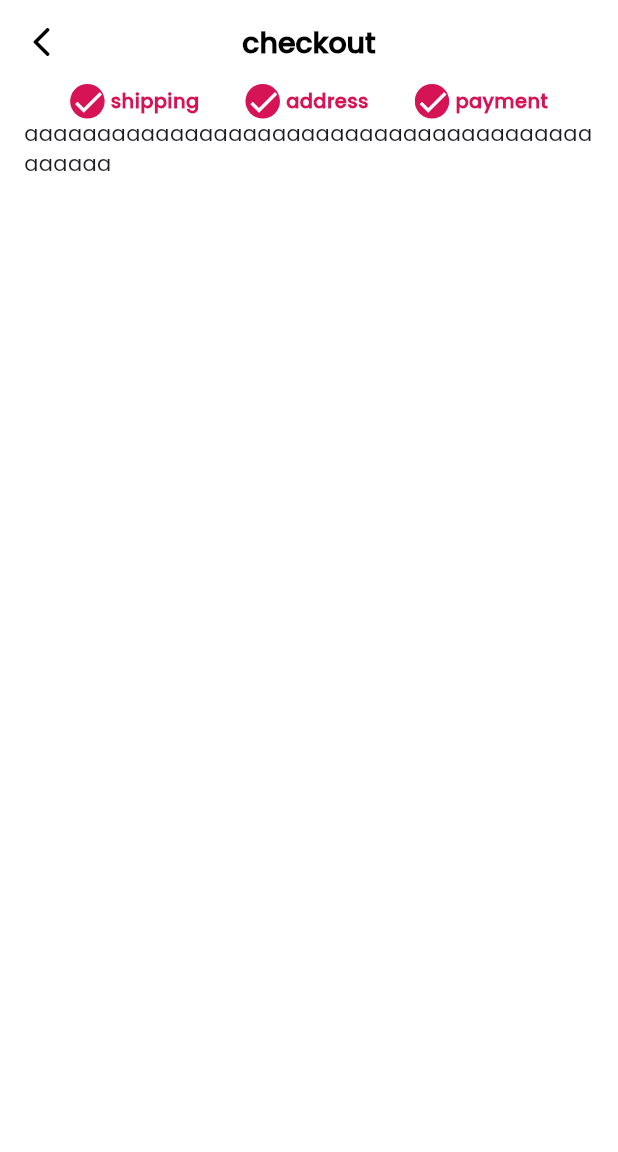
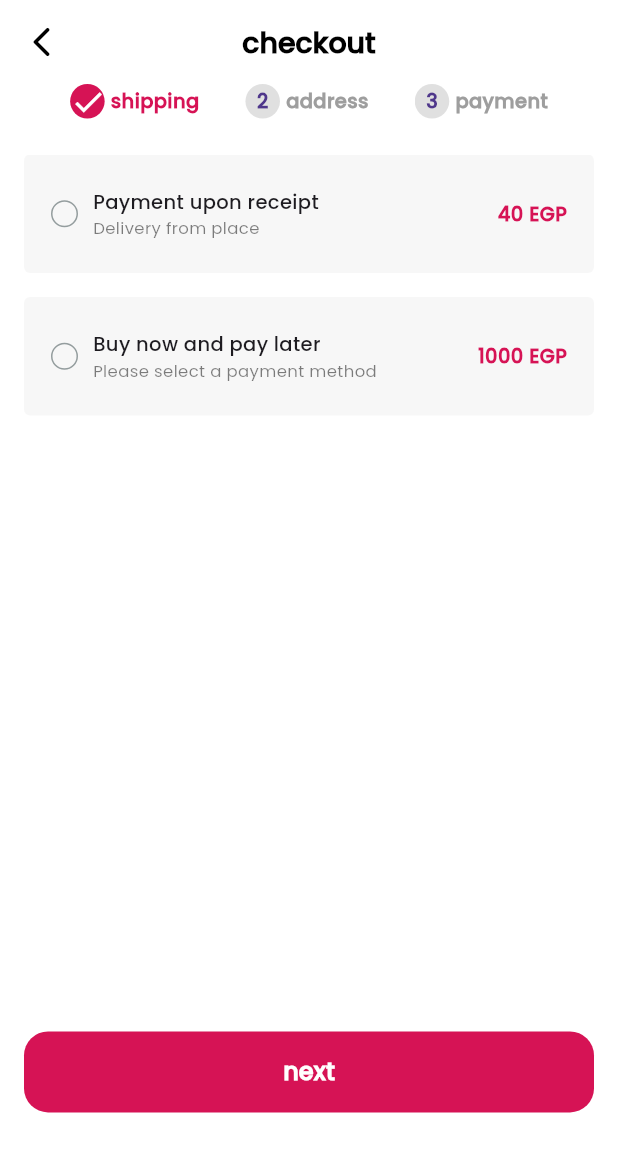
Before and after one commit to salahhaitham/delivery_app, a Flutter app: the checkoutView screen opened directly with empty values, on a phone screen of 412 x 824 dp. Shown: the top 1152 px of the screen. Run offline on Flutter 3.47's test engine with Material 3 defaults, Android fonts, the phone set to English and light mode, and no system bars; our stand-ins replace bloc, dartz, dots_indicator, firebase_auth, firebase_core, flutter_bloc and 10 more; missing offline and left inert: dart:ffi, geolocator_platform_interface, svg_flutter; accounts and stored records are empty.

Commit message:
creates checkoutStepsPageView+ chip Item

```diff
--- a/lib/Features/Home/data/repo/RestaurantsRepo/GetRestaurantsDetails_Imp.dart
+++ b/lib/Features/Home/data/repo/RestaurantsRepo/GetRestaurantsDetails_Imp.dart
@@ -12,7 +12,7 @@ class GetRestaurantsDetails_Imp extends GetrestaurantMenu {
     String id,
   ) async {
     try {
-      await Future.delayed(const Duration(milliseconds: 500));
+      await Future.delayed(const Duration(milliseconds: 300));
 
       final items = MockMenuItems.getItemsByRestaurantId(id);
 
--- a/lib/Features/Home/presentation/Views/widgets/Restaurant_Details/widgets/Food_Item.dart
+++ b/lib/Features/Home/presentation/Views/widgets/Restaurant_Details/widgets/Food_Item.dart
@@ -75,7 +75,7 @@ class FoodItem extends StatelessWidget {
 
                 const SizedBox(height: 8),
 
-                // PRICE + ADD BUTTON
+
                 Row(
                   children: [
                     Text(
@@ -85,7 +85,7 @@ class FoodItem extends StatelessWidget {
                       ),
                     ),
 
-                    const Spacer(),
+                   Spacer(),
 
                     InkWell(
                       onTap: () {
--- a/lib/Features/Home/presentation/Views/widgets/Restaurant_Details/widgets/RestaurantDetails_ViewBody.dart
+++ b/lib/Features/Home/presentation/Views/widgets/Restaurant_Details/widgets/RestaurantDetails_ViewBody.dart
@@ -24,6 +24,7 @@ class Restaurantdetails_Viewbody extends StatelessWidget {
   final List<MenuItemModel> menu;
   @override
   Widget build(BuildContext context) {
+
     final height = MediaQuery.sizeOf(context).height;
     return BlocListener<CartCubit,CartState>(
       listener: (context, state) {
@@ -83,7 +84,7 @@ class Restaurantdetails_Viewbody extends StatelessWidget {
                 crossAxisCount: 2,
                 mainAxisSpacing: 16,
                 crossAxisSpacing: 16,
-                childAspectRatio: 0.65
+                childAspectRatio: 0.55
               ),
             ),
           ),
--- a/lib/Features/checkout/presentation/views/widgets/addressSection.dart
+++ b/lib/Features/checkout/presentation/views/widgets/addressSection.dart
@@ -7,7 +7,7 @@ class addressSection extends StatelessWidget {
   @override
   Widget build(BuildContext context) {
     return Column(children: [
-      Text("bbbbbbbbbbbbbbbbbbbbbbbbbbbbbbbbbbbbbbbbbbbbbbbbbbbbbbbbbbbbbbb"),
+
     ],);
   }
 }
--- /dev/null
+++ b/lib/Features/checkout/presentation/views/widgets/checkoutStepsPageView.dart
@@ -0,0 +1,27 @@
+
+import 'package:delivery_app/Features/checkout/presentation/views/widgets/shippingSection.dart';
+import 'package:flutter/material.dart';
+
+import 'addressSection.dart';
+import 'paymentSection.dart';
+
+class checkoutStepsPageView extends StatelessWidget {
+  const checkoutStepsPageView({Key? key,required this.pageController}) : super(key: key);
+  final PageController pageController;
+  @override
+  Widget build(BuildContext context) {
+    return Expanded(
+      child: PageView.builder(
+        controller: pageController,
+        physics: NeverScrollableScrollPhysics(),
+        itemCount: getSteps().length,
+        itemBuilder: (context, index) {
+          return  getSteps()[index];
+        },
+      ),
+    );
+  }
+  List<Widget> getSteps() {
+    return [shippingSection(), addressSection(), paymentSection()];
+  }
+}
--- a/lib/Features/checkout/presentation/views/widgets/checkoutViewBody.dart
+++ b/lib/Features/checkout/presentation/views/widgets/checkoutViewBody.dart
@@ -1,11 +1,7 @@
-import 'package:delivery_app/Features/checkout/presentation/views/widgets/paymentSection.dart';
-import 'package:delivery_app/Features/checkout/presentation/views/widgets/shippingSection.dart';
 import 'package:delivery_app/Features/checkout/presentation/views/widgets/stepsListView.dart';
-import 'package:delivery_app/core/utils/AppTextStyles.dart';
-import 'package:delivery_app/core/utils/App_Colors.dart';
+import 'package:delivery_app/core/widgets/Custom_Button.dart';
 import 'package:flutter/material.dart';
-
-import 'addressSection.dart';
+import 'checkoutStepsPageView.dart';
 
 class checkoutviewbody extends StatefulWidget {
   const checkoutviewbody({Key? key}) : super(key: key);
@@ -41,34 +37,32 @@ class _checkoutviewbodyState extends State<checkoutviewbody> {
               }else if(index==1){
                 pageController.animateToPage(index, duration: Duration(milliseconds: 300), curve: Curves.easeIn);
 
+              }else if(index==2) {
+                pageController.animateToPage(index, duration: Duration(milliseconds: 300), curve: Curves.easeIn);
               }
             },
           ),
-         checkoutStepsView(pageController: pageController,),
+         SizedBox(height: 24,),
+          checkoutStepsPageView(pageController: pageController,),
+          CustomButton(text: "next", onpress: () {
+            if(currentIndex==0) {
+              pageController.animateToPage(
+                currentIndex + 1,
+                duration: Duration(milliseconds: 300),
+                curve: Curves.easeIn,
+              );
+            }else if(currentIndex==1){
+              pageController.animateToPage(
+                currentIndex + 1,
+                duration: Duration(milliseconds: 300),
+                curve: Curves.easeIn,
+              );
+            }
+          },),
+          SizedBox(height: MediaQuery.sizeOf(context).height*0.1,)
         ],
       ),
     );
   }
+
 }
-class checkoutStepsView extends StatelessWidget {
-  const checkoutStepsView({Key? key,required this.pageController}) : super(key: key);
-final PageController pageController;
-  @override
-  Widget build(BuildContext context) {
-    return Expanded(
-      child: PageView.builder(
-controller: pageController,
-        physics: NeverScrollableScrollPhysics(),
-        itemCount: getSteps().length,
-        itemBuilder: (context, index) {
-        return  GestureDetector(
-
-            child: getSteps()[index]);
-        },
-      ),
-    );
-  }
-  List<Widget> getSteps() {
-    return [shippingSection(), addressSection(), paymentSection()];
-  }
-}
--- /dev/null
+++ b/lib/Features/checkout/presentation/views/widgets/shipItem.dart
@@ -0,0 +1,125 @@
+
+import 'package:delivery_app/core/utils/AppTextStyles.dart';
+import 'package:delivery_app/core/utils/App_Colors.dart';
+import 'package:flutter/material.dart';
+
+class Shipitem extends StatelessWidget {
+  const Shipitem({
+    Key? key,
+    required this.title,
+    required this.subTitle,
+    required this.price,
+    required this.isSelected,
+    required this.onaTap,
+  }) : super(key: key);
+
+  final String title, subTitle;
+  final num price;
+  final bool isSelected;
+  final VoidCallback onaTap;
+  @override
+  Widget build(BuildContext context) {
+    return GestureDetector(
+      onTap: onaTap,
+      child: Container(
+        padding: const EdgeInsets.symmetric(
+            horizontal: 16,
+            vertical:20
+        ),
+
+        decoration: BoxDecoration(
+          color: const Color(0x33D9D9D9),
+          borderRadius: BorderRadius.circular(4),
+          border: Border.all(
+            color: isSelected ? App_Colors.kprimaryColor : Colors.transparent,
+            width: 2,
+          ),
+        ),
+        child: IntrinsicHeight(
+          child: Row(
+            crossAxisAlignment: CrossAxisAlignment.center,
+            children: [
+              isSelected ? Activecontainer() : InActivecontainer(),
+              const SizedBox(width: 10),
+
+              Expanded(
+                child: Column(
+                  crossAxisAlignment: CrossAxisAlignment.start,
+                  children: [
+                    Text(
+                      title,
+                      maxLines: 1,
+                      overflow: TextOverflow.ellipsis,
+                      style: AppTextStyles.heading13semiBold,
+                    ),
+                    Text(
+                      subTitle,
+                      maxLines: 1,
+                      overflow: TextOverflow.ellipsis,
+                      style: AppTextStyles.body11Regular.copyWith(
+                        color: Colors.black.withValues(alpha: 0.5),
+                      ),
+                    ),
+                  ],
+                ),
+              ),
+
+              const SizedBox(width: 8),
+
+              Text(
+                "$price EGP",
+                maxLines: 1,
+                style: AppTextStyles.body13Bold.copyWith(
+                  color: App_Colors.kprimaryColor,
+                ),
+              ),
+            ],
+          ),
+
+        ),
+      ),
+    );
+  }
+}
+
+class InActivecontainer extends StatelessWidget {
+  const InActivecontainer({super.key});
+
+  @override
+  Widget build(BuildContext context) {
+    return Container(
+      width: 18,
+      height: 18,
+      decoration: ShapeDecoration(
+        shape: OvalBorder(
+          side: BorderSide(
+            width: 1,
+            color: const Color(0xFF949D9E) /* Grayscale-400 */,
+          ),
+        ),
+      ),
+    );
+  }
+}
+
+class Activecontainer extends StatelessWidget {
+  const Activecontainer({super.key});
+
+  @override
+  Widget build(BuildContext context) {
+    return Container(
+      width: 18,
+      height: 18,
+      decoration: ShapeDecoration(
+          color: App_Colors.kprimaryColor,
+          shape:OvalBorder(
+              side: BorderSide(
+                  width: 4,
+                  color: Colors.white
+
+              )
+          )
+      ),
+    );
+  }
+}
--- a/lib/Features/checkout/presentation/views/widgets/shippingSection.dart
+++ b/lib/Features/checkout/presentation/views/widgets/shippingSection.dart
@@ -1,15 +1,42 @@
-
+import 'package:delivery_app/Features/checkout/presentation/views/widgets/shipItem.dart';
 import 'package:flutter/material.dart';
 
-class shippingSection extends StatelessWidget {
-  const shippingSection ({Key? key}) : super(key: key);
+class shippingSection extends StatefulWidget {
+  const shippingSection({Key? key}) : super(key: key);
 
+  @override
+  State<shippingSection> createState() => _shippingSectionState();
+}
+
+class _shippingSectionState extends State<shippingSection> {
+  int selectedIndex = -1;
   @override
   Widget build(BuildContext context) {
     return Column(
       children: [
-      Text("aaaaaaaaaaaaaaaaaaaaaaaaaaaaaaaaaaaaaaaaaaaaa"),
-
+        Shipitem(
+          title: "Payment upon receipt",
+          subTitle: "Delivery from place",
+          price: 40,
+          isSelected: selectedIndex==0,
+          onaTap: () {
+         setState(() {
+            selectedIndex=0;
+         });
+          },
+        ),
+        SizedBox(height: 16,),
+        Shipitem(
+          title: "Buy now and pay later",
+          subTitle: "Please select a payment method",
+          price: 1000,
+          isSelected:selectedIndex==1,
+          onaTap: () {
+            setState(() {
+                 selectedIndex=1;
+            });
+          },
+        ),
       ],
     );
   }
--- a/lib/Features/checkout/presentation/views/widgets/stepsListView.dart
+++ b/lib/Features/checkout/presentation/views/widgets/stepsListView.dart
@@ -17,7 +17,7 @@ class stepsListView extends StatelessWidget {
                 ontap(index);
               },
               child: StepItem(
-                        isActive: true,
+                        isActive: index<=currentIndex,
                         index: (index) + 1,
                         text: getsteps()[index],
                       ),
--- a/lib/core/Services/Getit_Service.dart
+++ b/lib/core/Services/Getit_Service.dart
@@ -21,7 +21,7 @@ void setupServiceLocator() {
   getIt.registerLazySingleton(() => GetRestaurantsListImp());
   getIt.registerLazySingleton(() => LocationService());
   getIt.registerLazySingleton(() => GetRestaurantsDetails_Imp());
-  getIt.registerLazySingleton<CartEntity>(() => CartEntity([]));
+  getIt.registerLazySingleton<CartEntity>(() => CartEntity([],null));
 
 
 
--- /dev/null
+++ b/lib/core/widgets/Custom_Button.dart
@@ -0,0 +1,35 @@
+import 'package:delivery_app/core/utils/App_Colors.dart';
+import 'package:flutter/cupertino.dart';
+import 'package:flutter/material.dart';
+
+class CustomButton extends StatelessWidget {
+  const CustomButton({Key? key, required this.text, required this.onpress})
+    : super(key: key);
+  final String text;
+  final VoidCallback onpress;
+  @override
+  Widget build(BuildContext context) {
+    return SizedBox(
+      height: 54,
+      width: double.infinity,
+      child: TextButton(
+        style: TextButton.styleFrom(
+          backgroundColor: App_Colors.kprimaryColor,
+          shape: RoundedRectangleBorder(
+            borderRadius: BorderRadius.circular(16),
+          ),
+        ),
+
+        onPressed: onpress,
+        child: Text(
+          text,
+          style: TextStyle(
+            color: Colors.white,
+            fontWeight: FontWeight.w700,
+            fontSize: 16,
+          ),
+        ),
+      ),
+    );
+  }
+}
```
Also changed, not shown: lib/Features/Cart/domain/entities/cartEntity.dart (+6 -11 lines), lib/Features/Cart/presentaion/Cubit/CartCubit/cart_cubit.dart (+35 -29 lines), lib/Features/Home/data/Mock/Mock_Menus.dart (+15 -15 lines).
